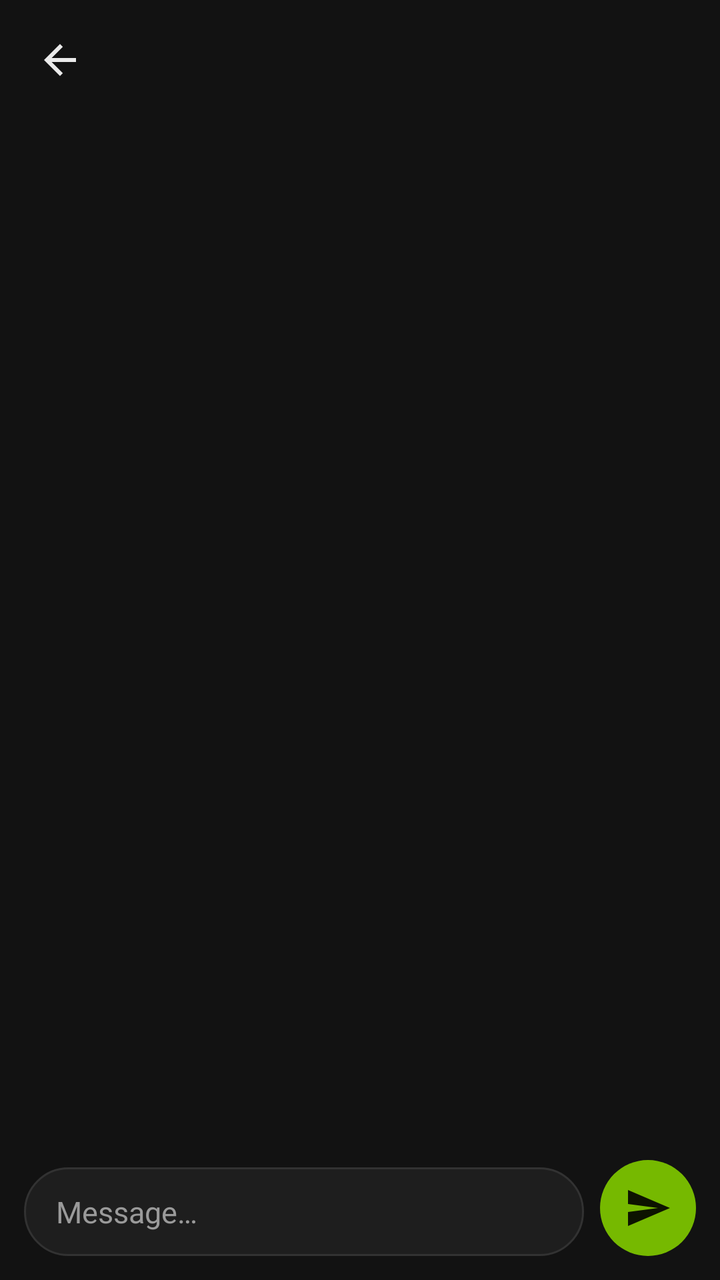
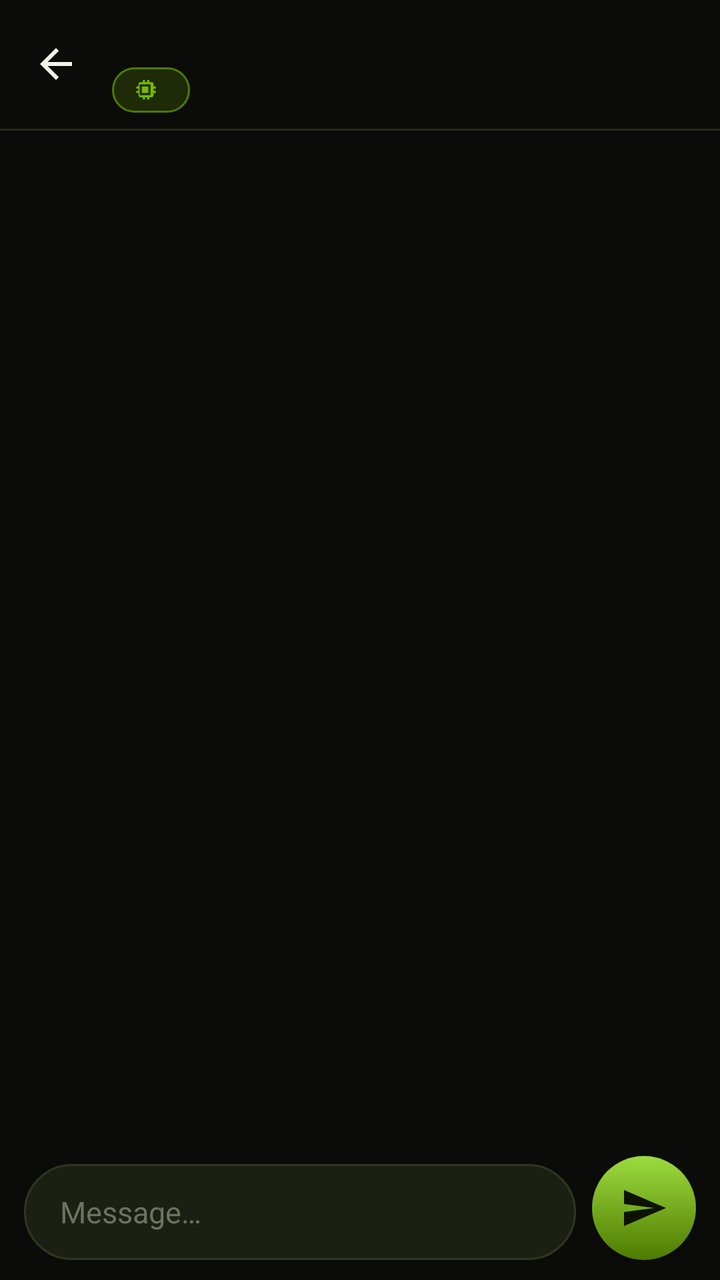

An Android layout rendered at two revisions. The XML below is the earlier revision; the diff shows what the commit changed to produce the second picture.
<!-- AndroidManifest.xml: application theme Theme.SanChat -->
<!-- res/layout/activity_chat.xml -->
<?xml version="1.0" encoding="utf-8"?>
<LinearLayout xmlns:android="http://schemas.android.com/apk/res/android"
    xmlns:app="http://schemas.android.com/apk/res-auto"
    android:layout_width="match_parent"
    android:layout_height="match_parent"
    android:background="@color/nc_bg"
    android:orientation="vertical">

    <LinearLayout
        android:id="@+id/topBar"
        android:layout_width="match_parent"
        android:layout_height="wrap_content"
        android:background="@color/nc_bg"
        android:gravity="center_vertical"
        android:minHeight="56dp"
        android:orientation="horizontal"
        android:paddingLeft="8dp"
        android:paddingRight="16dp"
        android:paddingTop="8dp"
        android:paddingBottom="8dp">

        <ImageButton
            android:id="@+id/btnBack"
            android:layout_width="44dp"
            android:layout_height="44dp"
            android:background="?attr/selectableItemBackgroundBorderless"
            android:contentDescription="@android:string/cancel"
            android:src="@drawable/ic_back" />

        <LinearLayout
            android:layout_width="0dp"
            android:layout_height="wrap_content"
            android:layout_weight="1"
            android:orientation="vertical"
            android:paddingLeft="8dp">

            <TextView
                android:id="@+id/tvTitle"
                android:layout_width="match_parent"
                android:layout_height="wrap_content"
                android:textColor="@color/nc_text"
                android:textSize="17sp"
                android:textStyle="bold"
                android:maxLines="1"
                android:ellipsize="end" />

            <TextView
                android:id="@+id/tvModel"
                android:layout_width="match_parent"
                android:layout_height="wrap_content"
                android:textColor="@color/nc_green"
                android:textSize="12sp"
                android:maxLines="1" />
        </LinearLayout>
    </LinearLayout>

    <TextView
        android:id="@+id/tvSetupWarning"
        android:layout_width="match_parent"
        android:layout_height="wrap_content"
        android:background="#3376B900"
        android:padding="12dp"
        android:text="@string/setup_warning"
        android:textColor="@color/nc_text"
        android:textSize="13sp"
        android:visibility="gone" />

    <androidx.recyclerview.widget.RecyclerView
        android:id="@+id/recyclerMessages"
        android:layout_width="match_parent"
        android:layout_height="0dp"
        android:layout_weight="1"
        android:clipToPadding="false"
        android:paddingTop="8dp"
        android:paddingBottom="8dp" />

    <TextView
        android:id="@+id/tvEmpty"
        android:layout_width="match_parent"
        android:layout_height="0dp"
        android:layout_weight="1"
        android:gravity="center"
        android:text="@string/empty_chat"
        android:textColor="@color/nc_text_dim"
        android:textSize="15sp"
        android:lineSpacingExtra="4dp"
        android:visibility="gone" />

    <LinearLayout
        android:layout_width="match_parent"
        android:layout_height="wrap_content"
        android:gravity="bottom"
        android:orientation="horizontal"
        android:paddingLeft="12dp"
        android:paddingRight="12dp"
        android:paddingTop="6dp"
        android:paddingBottom="12dp">

        <EditText
            android:id="@+id/etInput"
            android:layout_width="0dp"
            android:layout_height="wrap_content"
            android:layout_weight="1"
            android:background="@drawable/bg_input"
            android:hint="@string/hint_message"
            android:textColorHint="@color/nc_text_dim"
            android:inputType="textMultiLine|textCapSentences"
            android:maxLines="6"
            android:paddingLeft="16dp"
            android:paddingRight="16dp"
            android:paddingTop="12dp"
            android:paddingBottom="12dp"
            android:textColor="@color/nc_text"
            android:textSize="15sp" />

        <ImageButton
            android:id="@+id/btnSend"
            android:layout_width="48dp"
            android:layout_height="48dp"
            android:layout_marginLeft="8dp"
            android:background="@drawable/bg_send"
            android:contentDescription="@string/send"
            android:src="@drawable/ic_send" />
    </LinearLayout>
</LinearLayout>
<!-- resources referenced by this layout -->
<resources>
  <color name="nc_bg">#121212</color>
  <color name="nc_text">#EAEAEA</color>
  <color name="nc_text_dim">#9A9A9A</color>
  <!-- drawable bg_input (drawable) -->
  <?xml version="1.0" encoding="utf-8"?>
  <shape xmlns:android="http://schemas.android.com/apk/res/android" android:shape="rectangle">
      <solid android:color="@color/nc_surface" />
      <stroke android:width="1dp" android:color="@color/nc_stroke" />
      <corners android:radius="24dp" />
  </shape>
  <!-- drawable bg_send (drawable) -->
  <?xml version="1.0" encoding="utf-8"?>
  <shape xmlns:android="http://schemas.android.com/apk/res/android" android:shape="oval">
      <solid android:color="@color/nc_green" />
  </shape>
  <string name="empty_chat">Ask anything!\n\nYou can switch models in the top bar.</string>
  <style name="Theme.SanChat" parent="Theme.Material3.Dark.NoActionBar">
          <item name="colorPrimary">@color/nc_green</item>
          <item name="colorOnPrimary">#0D1300</item>
          <item name="colorPrimaryContainer">#24330B</item>
          <item name="colorOnPrimaryContainer">#D6F5A3</item>
          <item name="colorSecondary">@color/nc_green</item>
          <item name="android:colorBackground">@color/nc_bg</item>
          <item name="colorSurface">@color/nc_surface</item>
          <item name="colorOnSurface">@color/nc_text</item>
          <item name="colorOnSurfaceVariant">@color/nc_text_dim</item>
          <item name="colorOutline">#3A3A3A</item>
          <item name="android:statusBarColor">@color/nc_bg</item>
          <item name="android:navigationBarColor">@color/nc_bg</item>
          <item name="android:windowLightStatusBar">false</item>
      </style>
  <color name="nc_surface">#1E1E1E</color>
  <color name="nc_stroke">#323232</color>
  <!-- unchanged entries left out for length: 6 -->
</resources>

<!-- the commit's change to res/layout/activity_chat.xml (unified diff, before → after) -->
@@ -1,20 +1,22 @@
 <?xml version="1.0" encoding="utf-8"?>
 <LinearLayout xmlns:android="http://schemas.android.com/apk/res/android"
     xmlns:app="http://schemas.android.com/apk/res-auto"
+    android:id="@+id/root"
     android:layout_width="match_parent"
     android:layout_height="match_parent"
     android:background="@color/nc_bg"
     android:orientation="vertical">
 
+    
     <LinearLayout
         android:id="@+id/topBar"
         android:layout_width="match_parent"
         android:layout_height="wrap_content"
         android:background="@color/nc_bg"
         android:gravity="center_vertical"
-        android:minHeight="56dp"
+        android:minHeight="60dp"
         android:orientation="horizontal"
-        android:paddingLeft="8dp"
+        android:paddingLeft="6dp"
         android:paddingRight="16dp"
         android:paddingTop="8dp"
         android:paddingBottom="8dp">
@@ -32,7 +34,7 @@
             android:layout_height="wrap_content"
             android:layout_weight="1"
             android:orientation="vertical"
-            android:paddingLeft="8dp">
+            android:paddingLeft="6dp">
 
             <TextView
                 android:id="@+id/tvTitle"
@@ -44,49 +46,169 @@
                 android:maxLines="1"
                 android:ellipsize="end" />
 
-            <TextView
-                android:id="@+id/tvModel"
-                android:layout_width="match_parent"
-                android:layout_height="wrap_content"
-                android:textColor="@color/nc_green"
-                android:textSize="12sp"
-                android:maxLines="1" />
+            <LinearLayout
+                android:id="@+id/chipModel"
+                android:layout_width="wrap_content"
+                android:layout_height="wrap_content"
+                android:layout_marginTop="3dp"
+                android:background="@drawable/bg_chip_model"
+                android:gravity="center_vertical"
+                android:orientation="horizontal"
+                android:paddingLeft="10dp"
+                android:paddingRight="10dp"
+                android:paddingTop="4dp"
+                android:paddingBottom="4dp">
+
+                <ImageView
+                    android:layout_width="13dp"
+                    android:layout_height="13dp"
+                    android:importantForAccessibility="no"
+                    android:src="@drawable/ic_model" />
+
+                <TextView
+                    android:id="@+id/tvModel"
+                    android:layout_width="wrap_content"
+                    android:layout_height="wrap_content"
+                    android:layout_marginLeft="6dp"
+                    android:textColor="@color/nc_green"
+                    android:textSize="11sp"
+                    android:textStyle="bold"
+                    android:maxLines="1"
+                    android:ellipsize="end" />
+            </LinearLayout>
         </LinearLayout>
     </LinearLayout>
 
+    <View
+        android:layout_width="match_parent"
+        android:layout_height="1dp"
+        android:background="@color/nc_stroke" />
+
     <TextView
         android:id="@+id/tvSetupWarning"
         android:layout_width="match_parent"
         android:layout_height="wrap_content"
-        android:background="#3376B900"
+        android:layout_marginLeft="12dp"
+        android:layout_marginRight="12dp"
+        android:layout_marginTop="10dp"
+        android:background="@drawable/bg_warn"
         android:padding="12dp"
         android:text="@string/setup_warning"
         android:textColor="@color/nc_text"
         android:textSize="13sp"
+        android:lineSpacingExtra="3dp"
         android:visibility="gone" />
 
-    <androidx.recyclerview.widget.RecyclerView
-        android:id="@+id/recyclerMessages"
+    
+    <FrameLayout
         android:layout_width="match_parent"
         android:layout_height="0dp"
-        android:layout_weight="1"
-        android:clipToPadding="false"
-        android:paddingTop="8dp"
-        android:paddingBottom="8dp" />
-
-    <TextView
-        android:id="@+id/tvEmpty"
-        android:layout_width="match_parent"
-        android:layout_height="0dp"
-        android:layout_weight="1"
-        android:gravity="center"
-        android:text="@string/empty_chat"
-        android:textColor="@color/nc_text_dim"
-        android:textSize="15sp"
-        android:lineSpacingExtra="4dp"
-        android:visibility="gone" />
-
+        android:layout_weight="1">
+
+        <androidx.recyclerview.widget.RecyclerView
+            android:id="@+id/recyclerMessages"
+            android:layout_width="match_parent"
+            android:layout_height="match_parent"
+            android:clipToPadding="false"
+            android:paddingTop="10dp"
+            android:paddingBottom="6dp" />
+
+        <LinearLayout
+            android:id="@+id/tvEmpty"
+            android:layout_width="wrap_content"
+            android:layout_height="wrap_content"
+            android:layout_gravity="center"
+            android:gravity="center"
+            android:orientation="vertical"
+            android:paddingLeft="32dp"
+            android:paddingRight="32dp"
+            android:visibility="gone">
+
+            <ImageView
+                android:layout_width="84dp"
+                android:layout_height="84dp"
+                android:alpha="0.22"
+                android:importantForAccessibility="no"
+                android:src="@drawable/ic_logo" />
+
+            <TextView
+                android:id="@+id/tvEmptyTitle"
+                android:layout_width="wrap_content"
+                android:layout_height="wrap_content"
+                android:layout_marginTop="18dp"
+                android:text="@string/empty_chat_title"
+                android:textColor="@color/nc_text"
+                android:textSize="19sp"
+                android:textStyle="bold" />
+
+            <TextView
+                android:id="@+id/tvEmptyBody"
+                android:layout_width="wrap_content"
+                android:layout_height="wrap_content"
+                android:layout_marginTop="8dp"
+                android:gravity="center"
+                android:text="@string/empty_chat_body"
+                android:textColor="@color/nc_text_dim"
+                android:textSize="14sp"
+                android:lineSpacingExtra="4dp" />
+        </LinearLayout>
+
+        <ImageButton
+            android:id="@+id/btnScrollDown"
+            android:layout_width="40dp"
+            android:layout_height="40dp"
+            android:layout_gravity="bottom|end"
+            android:layout_marginLeft="16dp"
+            android:layout_marginRight="16dp"
+            android:layout_marginBottom="10dp"
+            android:background="@drawable/bg_scroll_btn"
+            android:contentDescription="@string/scroll_to_bottom"
+            android:elevation="6dp"
+            android:src="@drawable/ic_arrow_down"
+            android:visibility="gone" />
+    </FrameLayout>
+
+    
     <LinearLayout
+        android:id="@+id/typingIndicator"
+        android:layout_width="wrap_content"
+        android:layout_height="wrap_content"
+        android:gravity="center_vertical"
+        android:orientation="horizontal"
+        android:paddingLeft="24dp"
+        android:paddingRight="24dp"
+        android:paddingTop="4dp"
+        android:paddingBottom="4dp"
+        android:visibility="gone">
+
+        <View
+            android:id="@+id/dot1"
+            android:layout_width="7dp"
+            android:layout_height="7dp"
+            android:layout_margin="3dp"
+            android:alpha="0.25"
+            android:background="@drawable/bg_dot" />
+
+        <View
+            android:id="@+id/dot2"
+            android:layout_width="7dp"
+            android:layout_height="7dp"
+            android:layout_margin="3dp"
+            android:alpha="0.25"
+            android:background="@drawable/bg_dot" />
+
+        <View
+            android:id="@+id/dot3"
+            android:layout_width="7dp"
+            android:layout_height="7dp"
+            android:layout_margin="3dp"
+            android:alpha="0.25"
+            android:background="@drawable/bg_dot" />
+    </LinearLayout>
+
+    
+    <LinearLayout
+        android:id="@+id/inputBar"
         android:layout_width="match_parent"
         android:layout_height="wrap_content"
         android:gravity="bottom"
@@ -94,7 +216,7 @@
         android:paddingLeft="12dp"
         android:paddingRight="12dp"
         android:paddingTop="6dp"
-        android:paddingBottom="12dp">
+        android:paddingBottom="10dp">
 
         <EditText
             android:id="@+id/etInput"
@@ -103,23 +225,26 @@
             android:layout_weight="1"
             android:background="@drawable/bg_input"
             android:hint="@string/hint_message"
-            android:textColorHint="@color/nc_text_dim"
+            android:textColorHint="@color/nc_text_faint"
             android:inputType="textMultiLine|textCapSentences"
             android:maxLines="6"
-            android:paddingLeft="16dp"
-            android:paddingRight="16dp"
-            android:paddingTop="12dp"
-            android:paddingBottom="12dp"
+            android:minHeight="48dp"
+            android:paddingLeft="18dp"
+            android:paddingRight="18dp"
+            android:paddingTop="13dp"
+            android:paddingBottom="13dp"
             android:textColor="@color/nc_text"
             android:textSize="15sp" />
 
         <ImageButton
             android:id="@+id/btnSend"
-            android:layout_width="48dp"
-            android:layout_height="48dp"
+            android:layout_width="52dp"
+            android:layout_height="52dp"
             android:layout_marginLeft="8dp"
             android:background="@drawable/bg_send"
             android:contentDescription="@string/send"
+            android:elevation="3dp"
+            android:padding="14dp"
             android:src="@drawable/ic_send" />
     </LinearLayout>
 </LinearLayout>
<!-- resource entries referenced after the edit -->
@@ -1,38 +1,128 @@
 <!-- resources referenced by this layout -->
 <resources>
-  <color name="nc_bg">#121212</color>
-  <color name="nc_text">#EAEAEA</color>
-  <color name="nc_text_dim">#9A9A9A</color>
+  <color name="nc_bg">#0B0C09</color>
+  <color name="nc_text">#F0F2E8</color>
+  <color name="nc_text_dim">#A9B09B</color>
+  <color name="nc_text_faint">#6C7360</color>
+  <!-- drawable bg_chip_model (drawable) -->
+  <?xml version="1.0" encoding="utf-8"?>
+  <shape xmlns:android="http://schemas.android.com/apk/res/android" android:shape="rectangle">
+      <solid android:color="@color/nc_avatar_bg" />
+      <stroke
+          android:width="1dp"
+          android:color="@color/nc_green_dim" />
+      <corners android:radius="20dp" />
+  </shape>
+  <!-- drawable bg_dot (drawable) -->
+  <?xml version="1.0" encoding="utf-8"?>
+  <shape xmlns:android="http://schemas.android.com/apk/res/android" android:shape="oval">
+      <solid android:color="@color/nc_green" />
+      <size android:width="7dp" android:height="7dp" />
+  </shape>
   <!-- drawable bg_input (drawable) -->
   <?xml version="1.0" encoding="utf-8"?>
   <shape xmlns:android="http://schemas.android.com/apk/res/android" android:shape="rectangle">
-      <solid android:color="@color/nc_surface" />
-      <stroke android:width="1dp" android:color="@color/nc_stroke" />
-      <corners android:radius="24dp" />
+      <solid android:color="@color/nc_surface_alt" />
+      <stroke
+          android:width="1dp"
+          android:color="@color/nc_stroke_soft" />
+      <corners android:radius="26dp" />
+  </shape>
+  <!-- drawable bg_scroll_btn (drawable) -->
+  <?xml version="1.0" encoding="utf-8"?>
+  <shape xmlns:android="http://schemas.android.com/apk/res/android" android:shape="oval">
+      <solid android:color="#F21A1D12" />
+      <stroke
+          android:width="1dp"
+          android:color="@color/nc_stroke_soft" />
   </shape>
   <!-- drawable bg_send (drawable) -->
   <?xml version="1.0" encoding="utf-8"?>
   <shape xmlns:android="http://schemas.android.com/apk/res/android" android:shape="oval">
-      <solid android:color="@color/nc_green" />
+      <gradient
+          android:angle="270"
+          android:startColor="@color/nc_green_bright"
+          android:endColor="@color/nc_green_dim" />
   </shape>
-  <string name="empty_chat">Ask anything!\n\nYou can switch models in the top bar.</string>
+  <!-- drawable bg_warn (drawable) -->
+  <?xml version="1.0" encoding="utf-8"?>
+  <shape xmlns:android="http://schemas.android.com/apk/res/android" android:shape="rectangle">
+      <solid android:color="#1A24130A" />
+      <stroke
+          android:width="1dp"
+          android:color="#4076B900" />
+      <corners android:radius="14dp" />
+  </shape>
+  <!-- drawable ic_arrow_down (drawable) -->
+  <?xml version="1.0" encoding="utf-8"?>
+  <vector xmlns:android="http://schemas.android.com/apk/res/android"
+      android:width="24dp" android:height="24dp"
+      android:viewportWidth="24" android:viewportHeight="24"
+      android:tint="@color/nc_text">
+      <path
+          android:fillColor="#FFFFFF"
+          android:pathData="M20,12l-1.41,-1.41L13,16.17V4h-2v12.17l-5.58,-5.59L4,12l8,8 8,-8z" />
+  </vector>
+  <!-- drawable ic_logo (drawable) -->
+  <?xml version="1.0" encoding="utf-8"?>
+  <vector xmlns:android="http://schemas.android.com/apk/res/android"
+      android:width="24dp" android:height="24dp"
+      android:viewportWidth="24" android:viewportHeight="24"
+      android:tint="@color/nc_green">
+      <path
+          android:fillColor="#FFFFFF"
+          android:fillType="evenOdd"
+          android:pathData="M20,2H4C2.9,2 2,2.9 2,4v18l4,-4h14c1.1,0 2,-0.9 2,-2V4C22,2.9 21.1,2 20,2zM7.5,12.3c-0.72,0 -1.3,-0.58 -1.3,-1.3s0.58,-1.3 1.3,-1.3 1.3,0.58 1.3,1.3 -0.58,1.3 -1.3,1.3zM12,12.3c-0.72,0 -1.3,-0.58 -1.3,-1.3s0.58,-1.3 1.3,-1.3 1.3,0.58 1.3,1.3 -0.58,1.3 -1.3,1.3zM16.5,12.3c-0.72,0 -1.3,-0.58 -1.3,-1.3s0.58,-1.3 1.3,-1.3 1.3,0.58 1.3,1.3 -0.58,1.3 -1.3,1.3z" />
+  </vector>
+  <!-- drawable ic_model (drawable) -->
+  <?xml version="1.0" encoding="utf-8"?>
+  <vector xmlns:android="http://schemas.android.com/apk/res/android"
+      android:width="24dp" android:height="24dp"
+      android:viewportWidth="24" android:viewportHeight="24"
+      android:tint="@color/nc_green">
+      <path
+          android:fillColor="#FFFFFF"
+          android:pathData="M15,9H9v6h6V9zM22,11v-2h-2V7c0,-1.1 -0.9,-2 -2,-2h-2V3h-2v2h-2V3h-2v2H8C6.9,5 6,5.9 6,7v2H4v2h2v2H4v2h2v2c0,1.1 0.9,2 2,2h2v2h2v-2h2v2h2v-2h2c1.1,0 2,-0.9 2,-2v-2h2v-2h-2v-2H22zM17,17H7V7h10V17z" />
+  </vector>
+  <string name="empty_chat_body">Pick a model in the top bar and start.\nYou can switch models anytime.</string>
+  <string name="empty_chat_title">Ask anything</string>
+  <string name="scroll_to_bottom">Scroll to latest</string>
   <style name="Theme.SanChat" parent="Theme.Material3.Dark.NoActionBar">
           <item name="colorPrimary">@color/nc_green</item>
-          <item name="colorOnPrimary">#0D1300</item>
+          <item name="colorOnPrimary">@color/nc_on_green</item>
           <item name="colorPrimaryContainer">#24330B</item>
           <item name="colorOnPrimaryContainer">#D6F5A3</item>
           <item name="colorSecondary">@color/nc_green</item>
-          <item name="android:colorBackground">@color/nc_bg</item>
           <item name="colorSurface">@color/nc_surface</item>
           <item name="colorOnSurface">@color/nc_text</item>
           <item name="colorOnSurfaceVariant">@color/nc_text_dim</item>
-          <item name="colorOutline">#3A3A3A</item>
-          <item name="android:statusBarColor">@color/nc_bg</item>
-          <item name="android:navigationBarColor">@color/nc_bg</item>
+          <item name="colorOutline">@color/nc_stroke_soft</item>
+          <item name="android:colorBackground">@color/nc_bg</item>
+          <item name="android:windowBackground">@drawable/bg_splash</item>
+          <item name="android:statusBarColor">@android:color/transparent</item>
+          <item name="android:navigationBarColor">@android:color/transparent</item>
           <item name="android:windowLightStatusBar">false</item>
+          <item name="android:enforceNavigationBarContrast">false</item>
+          <item name="android:enforceStatusBarContrast">false</item>
       </style>
-  <color name="nc_surface">#1E1E1E</color>
-  <color name="nc_stroke">#323232</color>
+  <color name="nc_avatar_bg">#1E2A08</color>
+  <color name="nc_green_dim">#4E7B00</color>
+  <color name="nc_surface_alt">#1C1F13</color>
+  <color name="nc_stroke_soft">#31371F</color>
+  <color name="nc_green_bright">#9DDB3F</color>
+  <color name="nc_on_green">#0D1300</color>
+  <color name="nc_surface">#15170F</color>
+  <!-- drawable bg_splash (drawable) -->
+  <?xml version="1.0" encoding="utf-8"?>
+  <layer-list xmlns:android="http://schemas.android.com/apk/res/android">
+      <item android:drawable="@color/nc_bg" />
+      <item
+          android:width="112dp"
+          android:height="112dp"
+          android:gravity="center"
+          android:drawable="@drawable/ic_logo" />
+  </layer-list>
+  <color name="nc_stroke">#262B1A</color>
   <!-- unchanged entries left out for length: 6 -->
 </resources>
 
